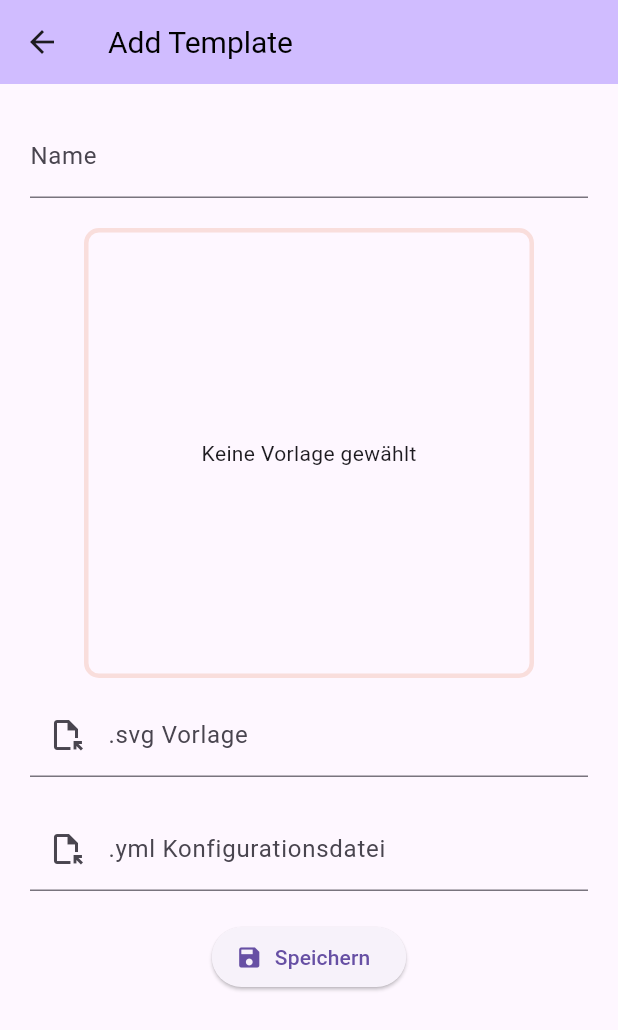
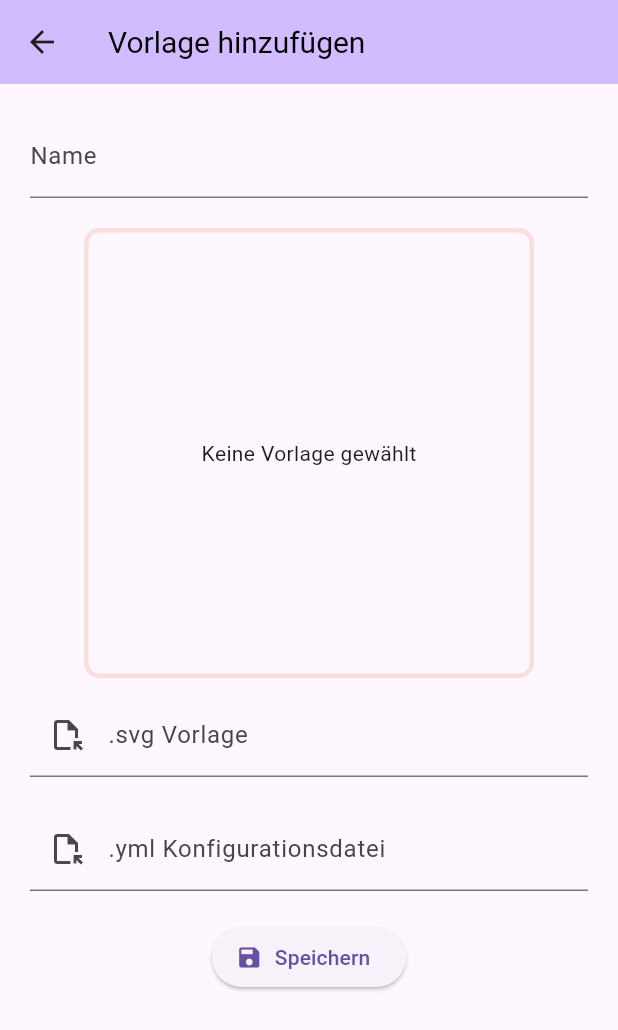
Before and after one commit to Atlasfreak/sharepics, a Flutter app: the AddTemplatePage screen opened directly, on a phone screen of 412 x 824 dp. Shown: the top 1030 px of the screen. Run offline on Flutter 3.47's test engine with Material 3 defaults, Android fonts, the phone set to English and light mode, and no system bars; our stand-ins replace cross_file, file_picker, flutter_svg.

Commit message:
chagen title to german

```diff
--- a/lib/src/pages/add_template_page.dart
+++ b/lib/src/pages/add_template_page.dart
@@ -34,7 +34,7 @@ class _AddTemplatePageState extends State<AddTemplatePage> {
   Widget build(BuildContext context) {
     return Scaffold(
       appBar: AppBar(
-        title: const Text("Add Template"),
+        title: const Text("Vorlage hinzufügen"),
       ),
       body: SingleChildScrollView(
         child: Form(
```
